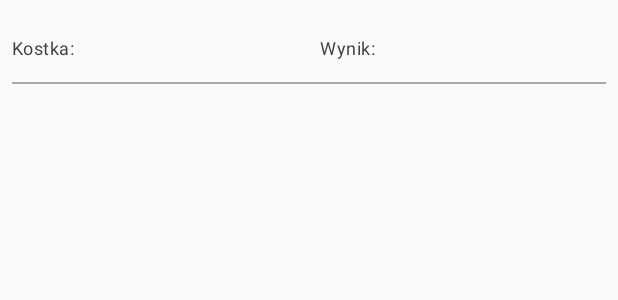
After one commit to x2-17-Asystent-Gier-Planszowych/Asystent_Gier_Planszowych, an Android app: the layout custom_dice_history_list_item.xml on its own in the app's theme, with its tools: preview values and no code run, on a phone screen of 412 x 824 dp. The commit adds this screen. Shown: the top 300 px of the screen. Run offline under Robolectric (Android 15) with nearby library versions, the phone set to English and light mode, and no system bars.

Commit message:
Added dialog for viewing history of dice rolls

```diff
--- /dev/null
+++ b/App/AsystentGierPlanszowych/app/src/main/res/layout/custom_dice_history_list_item.xml
@@ -0,0 +1,55 @@
+<?xml version="1.0" encoding="utf-8"?>
+<RelativeLayout xmlns:android="http://schemas.android.com/apk/res/android"
+    android:layout_width="match_parent"
+    android:padding="@dimen/smallHorizontalMargin"
+    android:layout_height="?android:attr/listPreferredItemHeight"
+    android:orientation="vertical">
+
+    <LinearLayout
+        android:layout_width="match_parent"
+        android:layout_height="wrap_content"
+        android:layout_centerInParent="true"
+        android:gravity="center_vertical"
+        android:orientation="horizontal"
+        android:weightSum="1">
+
+        <TextView
+            android:id="@+id/historyDiceNameLabel"
+            android:layout_width="0dp"
+            android:layout_height="wrap_content"
+            android:layout_marginEnd="@dimen/smallHorizontalMargin"
+            android:layout_weight=".25"
+            android:text="@string/customDiceListItemDiceLabel"
+            android:textAppearance="@style/ButtonLabelSecondary" />
+
+        <TextView
+            android:id="@+id/historyDiceName"
+            android:layout_width="0dp"
+            android:layout_height="wrap_content"
+            android:layout_marginEnd="@dimen/smallHorizontalMargin"
+            android:layout_weight=".25"
+            android:textAppearance="@style/BodySmallSemiboldLeft" />
+
+        <TextView
+            android:id="@+id/historyDiceResultLabel"
+            android:layout_width="0dp"
+            android:layout_height="wrap_content"
+            android:layout_weight=".25"
+            android:text="@string/customDiceListItemResultLabel"
+            android:textAppearance="@style/ButtonLabelSecondary" />
+
+        <TextView
+            android:id="@+id/historyDiceResult"
+            android:layout_width="0dp"
+            android:layout_height="wrap_content"
+            android:layout_weight=".25"
+            android:textAppearance="@style/BodySmallSemiboldLeft" />
+    </LinearLayout>
+
+    <View
+        android:layout_width="match_parent"
+        android:layout_height="@dimen/dividerHeight"
+        android:layout_alignParentBottom="true"
+        android:background="@color/black38" />
+
+</RelativeLayout>
--- a/App/AsystentGierPlanszowych/app/src/main/res/values/strings.xml
+++ b/App/AsystentGierPlanszowych/app/src/main/res/values/strings.xml
@@ -45,8 +45,9 @@
     <string name="timerFragmentTimePlaceholder">00:00:00</string>
     <string name="dicePickDiceText">Wybierz kostkę</string>
     <string name="diceFragmentPickADiceText">Wybierz kostkę</string>
-    <string name="diceFragmentPickADiceOKBtn">WYBIERZ</string>
+    <string name="diceFragmentPickADicePickBtn">WYBIERZ</string>
     <string name="diceFragmentPickADiceCancelBtn">ANULUJ</string>
+    <string name="diceFragmentPickADiceOkBtn">POWRÓT</string>
     <string name="diceRollDiceText">Rzuć kostką</string>
     <string name="diceImagePlaceholder">dice_image_placeholder</string>
     <string name="diceFragmentDiceImageTextPlaceholder">dice_placeholder</string>
@@ -55,4 +56,6 @@
     <string name="sign_up_failed">Błąd - rejestracja nie powiodła się</string>
     <string name="sign_up_success">Zarejestrowano pomyślnie</string>
     <string name="login_success">Zalogowano pomyślnie</string>
+    <string name="customDiceListItemDiceLabel">Kostka:</string>
+    <string name="customDiceListItemResultLabel">Wynik:</string>
 </resources>
--- a/App/AsystentGierPlanszowych/build.gradle
+++ b/App/AsystentGierPlanszowych/build.gradle
@@ -5,7 +5,7 @@ buildscript {
         jcenter()
     }
     dependencies {
-        classpath 'com.android.tools.build:gradle:3.0.0'
+        classpath 'com.android.tools.build:gradle:2.3.3'
 
         // NOTE: Do not place your application dependencies here; they belong
         // in the individual module build.gradle files
```
Also changed, not shown: App/AsystentGierPlanszowych/app/build.gradle (+1 -14 lines), App/AsystentGierPlanszowych/app/src/main/AndroidManifest.xml (+5 -7 lines), App/AsystentGierPlanszowych/app/src/main/java/pwcdma/asystentgierplanszowych/adapter/ResultListItemAdapter.java (added, +45 -0 lines), App/AsystentGierPlanszowych/app/src/main/java/pwcdma/asystentgierplanszowych/fragment/DiceFragment.java (+26 -29 lines), App/AsystentGierPlanszowych/app/src/main/java/pwcdma/asystentgierplanszowych/model/Result.java (added, +20 -0 lines), App/AsystentGierPlanszowych/app/src/main/res/layout/custom_dice_dialog_list_item.xml (renamed from App/AsystentGierPlanszowych/app/src/main/res/layout/custom_dice_dialog.xml), 2 other files.
